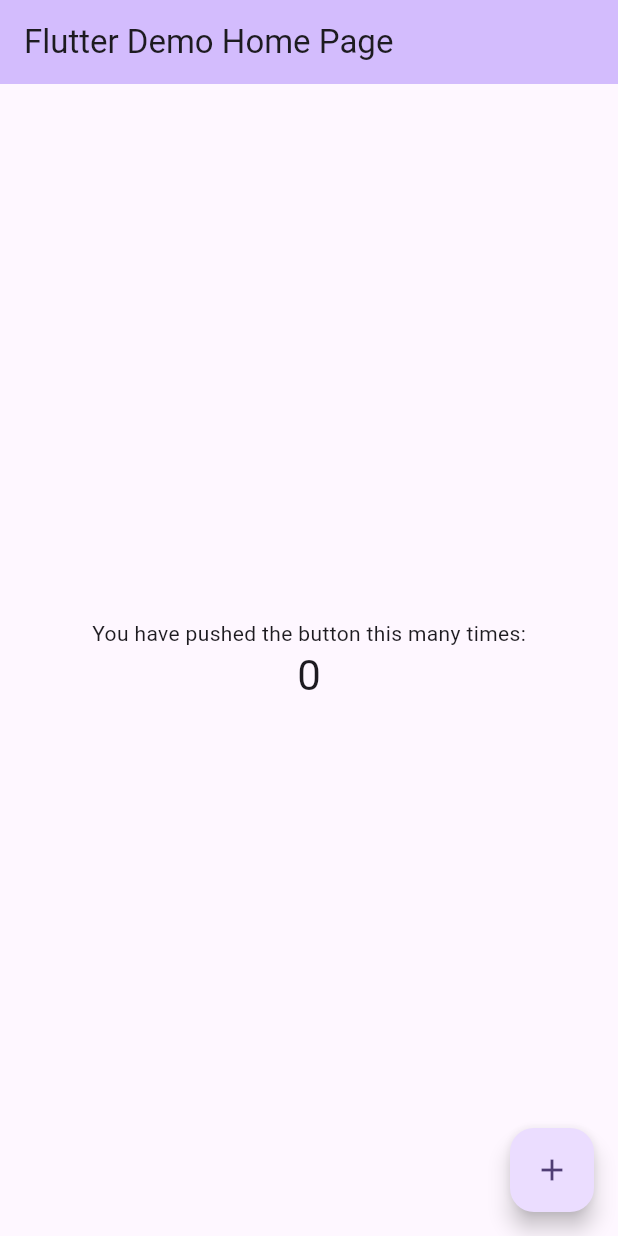
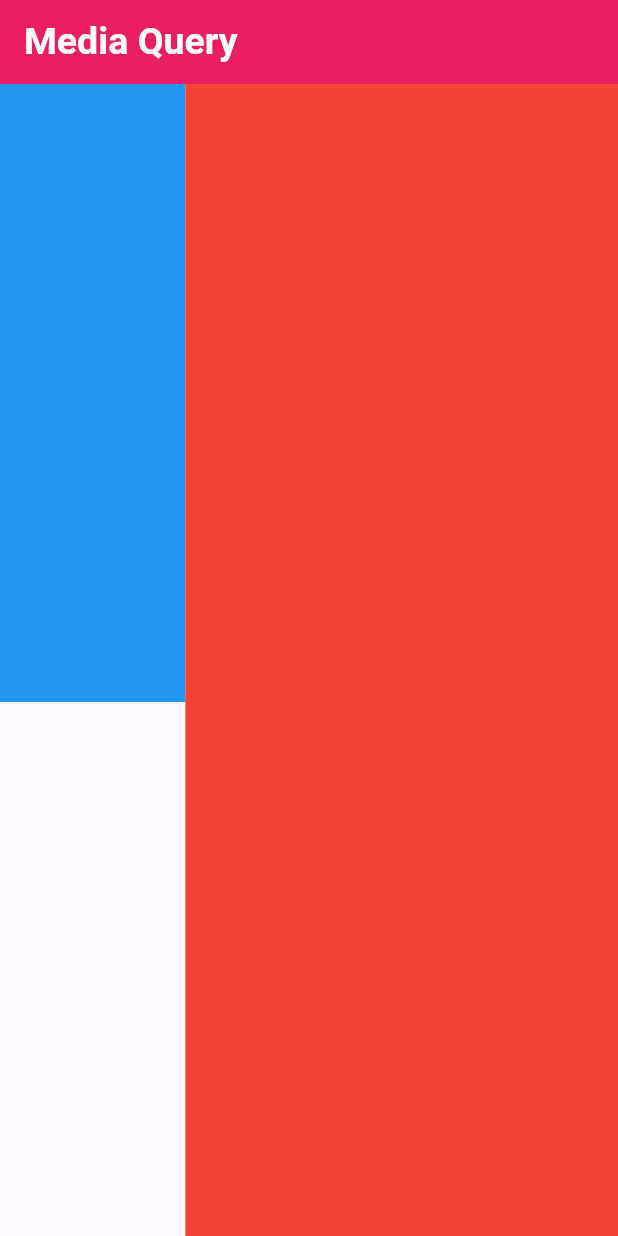
Before and after one commit to alhasann351/media_query, a Flutter app: the screen it shows after launch, on a phone screen of 412 x 824 dp. Run offline on Flutter 3.47's test engine with Material 3 defaults, Android fonts, the phone set to English and light mode, and no system bars.

Commit message:
apply media query in row

```diff
--- a/lib/main.dart
+++ b/lib/main.dart
@@ -7,119 +7,54 @@
 class MyApp extends StatelessWidget {
   const MyApp({super.key});
 
-  // This widget is the root of your application.
   @override
   Widget build(BuildContext context) {
-    return MaterialApp(
-      title: 'Flutter Demo',
-      theme: ThemeData(
-        // This is the theme of your application.
-        //
-        // TRY THIS: Try running your application with "flutter run". You'll see
-        // the application has a purple toolbar. Then, without quitting the app,
-        // try changing the seedColor in the colorScheme below to Colors.green
-        // and then invoke "hot reload" (save your changes or press the "hot
-        // reload" button in a Flutter-supported IDE, or press "r" if you used
-        // the command line to start the app).
-        //
-        // Notice that the counter didn't reset back to zero; the application
-        // state is not lost during the reload. To reset the state, use hot
-        // restart instead.
-        //
-        // This works for code too, not just values: Most code changes can be
-        // tested with just a hot reload.
-        colorScheme: ColorScheme.fromSeed(seedColor: Colors.deepPurple),
-        useMaterial3: true,
-      ),
-      home: const MyHomePage(title: 'Flutter Demo Home Page'),
+    return const MaterialApp(
+      debugShowCheckedModeBanner: false,
+      home: MyHomePage(),
     );
   }
 }
 
 class MyHomePage extends StatefulWidget {
-  const MyHomePage({super.key, required this.title});
-
-  // This widget is the home page of your application. It is stateful, meaning
-  // that it has a State object (defined below) that contains fields that affect
-  // how it looks.
-
-  // This class is the configuration for the state. It holds the values (in this
-  // case the title) provided by the parent (in this case the App widget) and
-  // used by the build method of the State. Fields in a Widget subclass are
-  // always marked "final".
-
-  final String title;
+  const MyHomePage({super.key});
 
   @override
   State<MyHomePage> createState() => _MyHomePageState();
 }
 
 class _MyHomePageState extends State<MyHomePage> {
-  int _counter = 0;
-
-  void _incrementCounter() {
-    setState(() {
-      // This call to setState tells the Flutter framework that something has
-      // changed in this State, which causes it to rerun the build method below
-      // so that the display can reflect the updated values. If we changed
-      // _counter without calling setState(), then the build method would not be
-      // called again, and so nothing would appear to happen.
-      _counter++;
-    });
-  }
-
   @override
   Widget build(BuildContext context) {
-    // This method is rerun every time setState is called, for instance as done
-    // by the _incrementCounter method above.
-    //
-    // The Flutter framework has been optimized to make rerunning build methods
-    // fast, so that you can just rebuild anything that needs updating rather
-    // than having to individually change instances of widgets.
+    var _mediaQuery = MediaQuery.of(context);
+
     return Scaffold(
       appBar: AppBar(
-        // TRY THIS: Try changing the color here to a specific color (to
-        // Colors.amber, perhaps?) and trigger a hot reload to see the AppBar
-        // change color while the other colors stay the same.
-        backgroundColor: Theme.of(context).colorScheme.inversePrimary,
-        // Here we take the value from the MyHomePage object that was created by
-        // the App.build method, and use it to set our appbar title.
-        title: Text(widget.title),
-      ),
-      body: Center(
-        // Center is a layout widget. It takes a single child and positions it
-        // in the middle of the parent.
-        child: Column(
-          // Column is also a layout widget. It takes a list of children and
-          // arranges them vertically. By default, it sizes itself to fit its
-          // children horizontally, and tries to be as tall as its parent.
-          //
-          // Column has various properties to control how it sizes itself and
-          // how it positions its children. Here we use mainAxisAlignment to
-          // center the children vertically; the main axis here is the vertical
-          // axis because Columns are vertical (the cross axis would be
-          // horizontal).
-          //
-          // TRY THIS: Invoke "debug painting" (choose the "Toggle Debug Paint"
-          // action in the IDE, or press "p" in the console), to see the
-          // wireframe for each widget.
-          mainAxisAlignment: MainAxisAlignment.center,
-          children: <Widget>[
-            const Text(
-              'You have pushed the button this many times:',
-            ),
-            Text(
-              '$_counter',
-              style: Theme.of(context).textTheme.headlineMedium,
-            ),
-          ],
+        backgroundColor: Colors.pink,
+        title: const Text(
+          'Media Query',
+          style: TextStyle(
+            fontSize: 25,
+            fontWeight: FontWeight.bold,
+            color: Colors.white,
+          ),
         ),
       ),
-      floatingActionButton: FloatingActionButton(
-        onPressed: _incrementCounter,
-        tooltip: 'Increment',
-        child: const Icon(Icons.add),
-      ), // This trailing comma makes auto-formatting nicer for build methods.
+      body: Row(
+        crossAxisAlignment: CrossAxisAlignment.start,
+        children: [
+          Container(
+            height: _mediaQuery.size.height * 0.5,
+            width: _mediaQuery.size.width * 0.3,
+            color: Colors.blue,
+          ),
+          Container(
+            //height: _mediaQuery.size.height * 0.5,
+            width: _mediaQuery.size.width * 0.7,
+            color: Colors.red,
+          ),
+        ],
+      ),
     );
   }
 }
```
